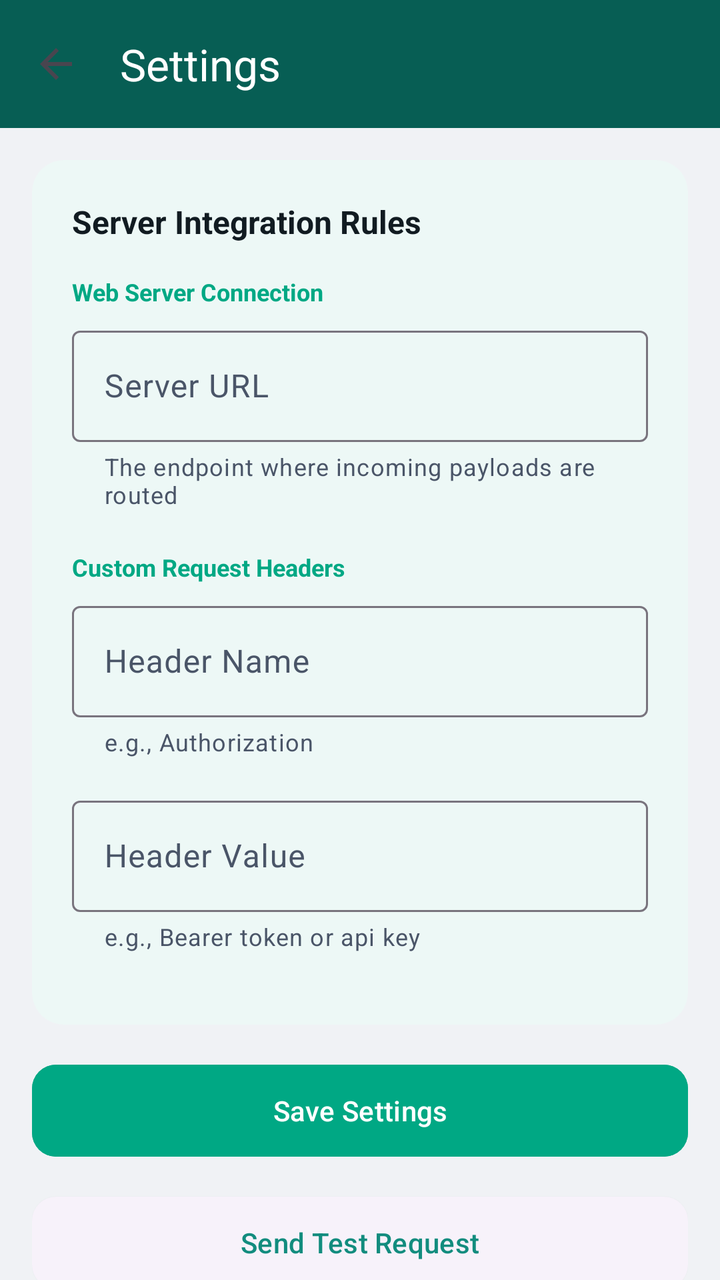
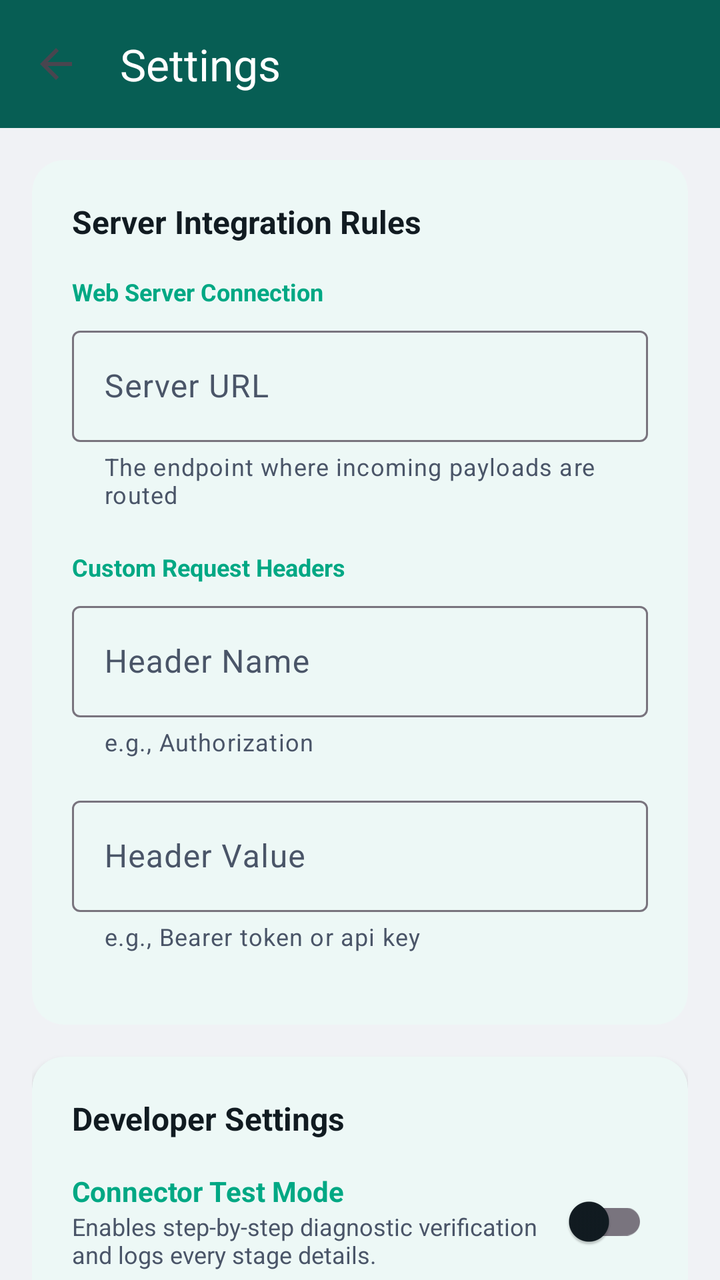

The first picture is an Android layout as it rendered before a commit; the second is the same layout after the commit. The layout source and the unified diff follow.
<!-- AndroidManifest.xml: application theme Theme.WhatsAppAIAssistant -->
<!-- res/layout/activity_settings.xml -->
<?xml version="1.0" encoding="utf-8"?>
<androidx.coordinatorlayout.widget.CoordinatorLayout xmlns:android="http://schemas.android.com/apk/res/android"
    xmlns:app="http://schemas.android.com/apk/res-auto"
    android:layout_width="match_parent"
    android:layout_height="match_parent"
    android:background="@color/background">

    
    <com.google.android.material.appbar.AppBarLayout
        android:layout_width="match_parent"
        android:layout_height="wrap_content"
        android:background="@color/primary_variant"
        app:elevation="4dp">

        <androidx.appcompat.widget.Toolbar
            android:id="@+id/toolbar"
            android:layout_width="match_parent"
            android:layout_height="?attr/actionBarSize"
            app:title="@string/title_settings"
            app:titleTextColor="@android:color/white"
            app:navigationIcon="?attr/homeAsUpIndicator" />
    </com.google.android.material.appbar.AppBarLayout>

    <androidx.core.widget.NestedScrollView
        android:layout_width="match_parent"
        android:layout_height="match_parent"
        app:layout_behavior="@string/appbar_scrolling_view_behavior">

        <LinearLayout
            android:layout_width="match_parent"
            android:layout_height="wrap_content"
            android:orientation="vertical"
            android:padding="16dp">

            
            <com.google.android.material.card.MaterialCardView
                android:layout_width="match_parent"
                android:layout_height="wrap_content"
                android:layout_marginBottom="16dp"
                app:cardCornerRadius="16dp"
                app:cardElevation="2dp"
                app:cardBackgroundColor="@color/surface"
                app:strokeWidth="0dp">

                <LinearLayout
                    android:layout_width="match_parent"
                    android:layout_height="wrap_content"
                    android:orientation="vertical"
                    android:padding="20dp">

                    <TextView
                        android:layout_width="wrap_content"
                        android:layout_height="wrap_content"
                        android:text="Server Integration Rules"
                        android:textColor="@color/on_surface"
                        android:textSize="16sp"
                        android:textStyle="bold"
                        android:layout_marginBottom="16dp" />

                    
                    <TextView
                        android:layout_width="wrap_content"
                        android:layout_height="wrap_content"
                        android:text="Web Server Connection"
                        android:textColor="@color/primary"
                        android:textSize="12sp"
                        android:textStyle="bold"
                        android:layout_marginBottom="6dp" />

                    <com.google.android.material.textfield.TextInputLayout
                        android:id="@+id/til_server_url"
                        style="@style/Widget.Material3.TextInputLayout.OutlinedBox"
                        android:layout_width="match_parent"
                        android:layout_height="wrap_content"
                        android:layout_marginBottom="20dp"
                        android:hint="@string/label_server_url"
                        app:helperText="The endpoint where incoming payloads are routed"
                        app:endIconMode="clear_text">

                        <com.google.android.material.textfield.TextInputEditText
                            android:id="@+id/et_server_url"
                            android:layout_width="match_parent"
                            android:layout_height="wrap_content"
                            android:inputType="textUri"
                            android:singleLine="true" />
                    </com.google.android.material.textfield.TextInputLayout>

                    
                    <TextView
                        android:layout_width="wrap_content"
                        android:layout_height="wrap_content"
                        android:text="Custom Request Headers"
                        android:textColor="@color/primary"
                        android:textSize="12sp"
                        android:textStyle="bold"
                        android:layout_marginBottom="6dp" />

                    <com.google.android.material.textfield.TextInputLayout
                        android:id="@+id/til_header_name"
                        style="@style/Widget.Material3.TextInputLayout.OutlinedBox"
                        android:layout_width="match_parent"
                        android:layout_height="wrap_content"
                        android:layout_marginBottom="16dp"
                        android:hint="@string/label_header_name"
                        app:helperText="e.g., Authorization"
                        app:endIconMode="clear_text">

                        <com.google.android.material.textfield.TextInputEditText
                            android:id="@+id/et_header_name"
                            android:layout_width="match_parent"
                            android:layout_height="wrap_content"
                            android:inputType="text"
                            android:singleLine="true" />
                    </com.google.android.material.textfield.TextInputLayout>

                    
                    <com.google.android.material.textfield.TextInputLayout
                        android:id="@+id/til_header_value"
                        style="@style/Widget.Material3.TextInputLayout.OutlinedBox"
                        android:layout_width="match_parent"
                        android:layout_height="wrap_content"
                        android:layout_marginBottom="16dp"
                        android:hint="@string/label_header_value"
                        app:helperText="e.g., Bearer token or api key"
                        app:endIconMode="clear_text">

                        <com.google.android.material.textfield.TextInputEditText
                            android:id="@+id/et_header_value"
                            android:layout_width="match_parent"
                            android:layout_height="wrap_content"
                            android:inputType="text"
                            android:singleLine="true" />
                    </com.google.android.material.textfield.TextInputLayout>

                </LinearLayout>
            </com.google.android.material.card.MaterialCardView>

            
            <LinearLayout
                android:layout_width="match_parent"
                android:layout_height="wrap_content"
                android:orientation="vertical"
                android:layout_marginBottom="32dp">

                <com.google.android.material.button.MaterialButton
                    android:id="@+id/btn_save"
                    android:layout_width="match_parent"
                    android:layout_height="54dp"
                    android:layout_marginBottom="12dp"
                    android:text="@string/btn_save"
                    app:cornerRadius="12dp"
                    android:backgroundTint="@color/primary"
                    android:textColor="@android:color/white" />

                <com.google.android.material.button.MaterialButton
                    android:id="@+id/btn_send_test"
                    style="@style/Widget.Material3.Button.ElevatedButton"
                    android:layout_width="match_parent"
                    android:layout_height="54dp"
                    android:text="@string/btn_send_test"
                    app:cornerRadius="12dp"
                    android:textColor="@color/secondary" />

            </LinearLayout>

        </LinearLayout>
    </androidx.core.widget.NestedScrollView>

</androidx.coordinatorlayout.widget.CoordinatorLayout>
<!-- resources referenced by this layout -->
<resources>
  <color name="background">#f0f2f5</color>
  <color name="on_surface">#111b21</color>
  <color name="primary">#00a884</color>
  <color name="primary_variant">#075e54</color>
  <color name="secondary">#128c7e</color>
  <color name="surface">#ffffff</color>
  <string name="btn_save">Save Settings</string>
  <string name="btn_send_test">Send Test Request</string>
  <string name="label_header_name">Header Name</string>
  <string name="label_header_value">Header Value</string>
  <string name="label_server_url">Server URL</string>
  <string name="title_settings">Settings</string>
  <style name="Theme.WhatsAppAIAssistant" parent="Theme.Material3.Light.NoActionBar">
          
          <item name="colorPrimary">@color/primary</item>
          <item name="colorOnPrimary">@color/on_primary</item>
          <item name="colorSecondary">@color/secondary</item>
          <item name="colorOnSecondary">@color/on_secondary</item>
          <item name="android:windowBackground">@color/background</item>
          <item name="colorSurface">@color/surface</item>
          <item name="colorOnSurface">@color/on_surface</item>
          <item name="colorSurfaceVariant">@color/surface_variant</item>
          <item name="colorOnSurfaceVariant">@color/on_surface_variant</item>
      </style>
  <color name="on_primary">#ffffff</color>
  <color name="on_secondary">#ffffff</color>
  <color name="surface_variant">#eaebeb</color>
  <color name="on_surface_variant">#4a5568</color>
</resources>

<!-- the commit's change to res/layout/activity_settings.xml (unified diff, before → after) -->
@@ -136,6 +136,67 @@
             </com.google.android.material.card.MaterialCardView>
 
             
+            <com.google.android.material.card.MaterialCardView
+                android:layout_width="match_parent"
+                android:layout_height="wrap_content"
+                android:layout_marginBottom="16dp"
+                app:cardCornerRadius="16dp"
+                app:cardElevation="2dp"
+                app:cardBackgroundColor="@color/surface"
+                app:strokeWidth="0dp">
+
+                <LinearLayout
+                    android:layout_width="match_parent"
+                    android:layout_height="wrap_content"
+                    android:orientation="vertical"
+                    android:padding="20dp">
+
+                    <TextView
+                        android:layout_width="wrap_content"
+                        android:layout_height="wrap_content"
+                        android:text="Developer Settings"
+                        android:textColor="@color/on_surface"
+                        android:textSize="16sp"
+                        android:textStyle="bold"
+                        android:layout_marginBottom="16dp" />
+
+                    <LinearLayout
+                        android:layout_width="match_parent"
+                        android:layout_height="wrap_content"
+                        android:orientation="horizontal"
+                        android:gravity="center_vertical">
+
+                        <LinearLayout
+                            android:layout_width="0dp"
+                            android:layout_height="wrap_content"
+                            android:layout_weight="1"
+                            android:orientation="vertical">
+
+                            <TextView
+                                android:layout_width="wrap_content"
+                                android:layout_height="wrap_content"
+                                android:text="Connector Test Mode"
+                                android:textStyle="bold"
+                                android:textColor="@color/primary"
+                                android:textSize="14sp" />
+
+                            <TextView
+                                android:layout_width="wrap_content"
+                                android:layout_height="wrap_content"
+                                android:text="Enables step-by-step diagnostic verification and logs every stage details."
+                                android:textColor="@color/on_surface_variant"
+                                android:textSize="12sp" />
+                        </LinearLayout>
+
+                        <androidx.appcompat.widget.SwitchCompat
+                            android:id="@+id/sw_test_mode"
+                            android:layout_width="wrap_content"
+                            android:layout_height="wrap_content" />
+                    </LinearLayout>
+                </LinearLayout>
+            </com.google.android.material.card.MaterialCardView>
+
+            
             <LinearLayout
                 android:layout_width="match_parent"
                 android:layout_height="wrap_content"
<!-- resource entries referenced after the edit -->
@@ -2,6 +2,7 @@
 <resources>
   <color name="background">#f0f2f5</color>
   <color name="on_surface">#111b21</color>
+  <color name="on_surface_variant">#4a5568</color>
   <color name="primary">#00a884</color>
   <color name="primary_variant">#075e54</color>
   <color name="secondary">#128c7e</color>
@@ -27,6 +28,5 @@
   <color name="on_primary">#ffffff</color>
   <color name="on_secondary">#ffffff</color>
   <color name="surface_variant">#eaebeb</color>
-  <color name="on_surface_variant">#4a5568</color>
 </resources>
 
